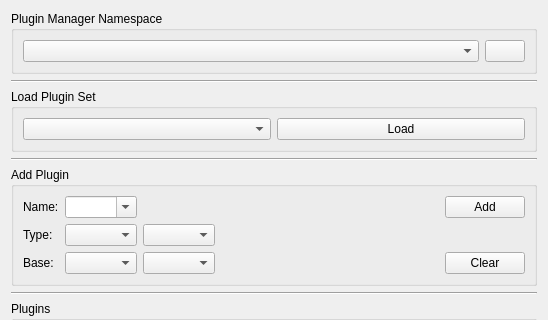
First picture: the form in vigir_plugin_manager/resource/plugin_manager.ui, repository team-vigir/vigir_pluginlib, before the edit; both pictures show x 0 to 548 and y 0 to 320 of the 548 by 665 pixel window.
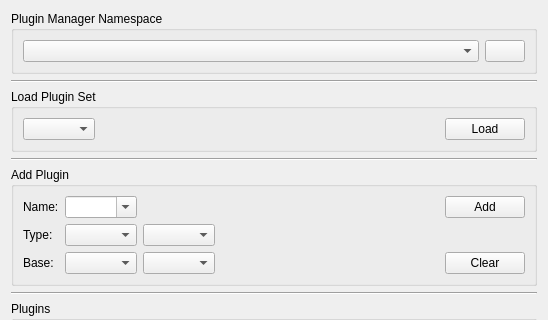
Second picture: the form after the edit. Icons and pictures are not drawn.

Commit message: first preparations for loading plugin sets from file

The edit to the form file:
```diff
--- a/vigir_plugin_manager/resource/plugin_manager.ui
+++ b/vigir_plugin_manager/resource/plugin_manager.ui
@@ -73,6 +73,19 @@
       <item>
        <widget class="QComboBox" name="loadPluginSetComboBox"/>
       </item>
+      <item>
+       <spacer name="horizontalSpacer_5">
+        <property name="orientation">
+         <enum>Qt::Horizontal</enum>
+        </property>
+        <property name="sizeHint" stdset="0">
+         <size>
+          <width>40</width>
+          <height>20</height>
+         </size>
+        </property>
+       </spacer>
+      </item>
       <item>
        <widget class="QPushButton" name="loadPluginSetPushButton">
         <property name="text">
```
Left out of the diff: 8 changed lines with no effect on the pictures. The commit also changes 5 other files.
